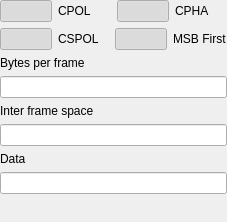
The window that ui/patterns/spipatternui.ui (analogdevicesinc/scopy) describes before a commit, drawn with Qt 5.
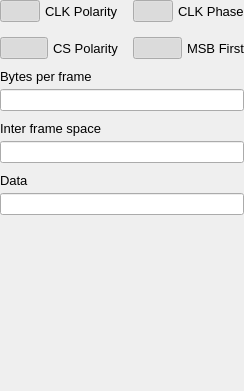
The same window after the commit. Custom widgets are drawn as their Qt base class.

Commit message: PatternGenerator: Fix spacing and set font size

```diff
--- a/ui/patterns/spipatternui.ui
+++ b/ui/patterns/spipatternui.ui
@@ -7,7 +7,7 @@
     <x>0</x>
     <y>0</y>
     <width>227</width>
-    <height>222</height>
+    <height>391</height>
    </rect>
   </property>
   <property name="sizePolicy">
@@ -20,6 +20,9 @@
    <string>Form</string>
   </property>
   <layout class="QVBoxLayout" name="verticalLayout">
+   <property name="spacing">
+    <number>10</number>
+   </property>
    <property name="leftMargin">
     <number>0</number>
    </property>
@@ -33,15 +36,26 @@
     <number>0</number>
    </property>
    <item>
-    <layout class="QHBoxLayout" name="horizontalLayout_3">
+    <layout class="QGridLayout" name="gridLayout">
      <property name="topMargin">
       <number>0</number>
      </property>
+     <property name="rightMargin">
+      <number>0</number>
+     </property>
+     <property name="bottomMargin">
+      <number>0</number>
+     </property>
+     <property name="spacing">
+      <number>15</number>
+     </property>
+     <item row="1" column="1">
+      <layout class="QHBoxLayout" name="horizontalLayout_6">
+       <property name="spacing">
+        <number>5</number>
+       </property>
      <item>
-      <widget class="adiscope::SmallOnOffSwitch" name="PB_CPOL">
-       <property name="enabled">
-        <bool>true</bool>
-       </property>
+        <widget class="adiscope::SmallOnOffSwitch" name="PB_MSB">
        <property name="text">
         <string/>
        </property>
@@ -54,12 +68,22 @@
       </widget>
      </item>
      <item>
-      <widget class="QLabel" name="label_4">
+        <widget class="QLabel" name="label_8">
+         <property name="styleSheet">
+          <string notr="true">font-size: 13px;</string>
+         </property>
        <property name="text">
-        <string>CPOL</string>
+          <string>MSB First</string>
        </property>
       </widget>
      </item>
+      </layout>
+     </item>
+     <item row="0" column="1">
+      <layout class="QHBoxLayout" name="horizontalLayout_5">
+       <property name="spacing">
+        <number>5</number>
+       </property>
      <item>
       <widget class="adiscope::SmallOnOffSwitch" name="PB_CPHA">
        <property name="enabled">
@@ -78,15 +102,21 @@
      </item>
      <item>
       <widget class="QLabel" name="label_3">
+         <property name="styleSheet">
+          <string notr="true">font-size: 13px;</string>
+         </property>
        <property name="text">
-        <string>CPHA</string>
+          <string>CLK Phase</string>
        </property>
       </widget>
      </item>
     </layout>
    </item>
-   <item>
-    <layout class="QHBoxLayout" name="horizontalLayout_4">
+     <item row="1" column="0">
+      <layout class="QHBoxLayout" name="horizontalLayout_2">
+       <property name="spacing">
+        <number>5</number>
+       </property>
      <property name="topMargin">
       <number>0</number>
      </property>
@@ -108,13 +138,29 @@
      </item>
      <item>
       <widget class="QLabel" name="label_7">
+         <property name="styleSheet">
+          <string notr="true">font-size: 13px;</string>
+         </property>
        <property name="text">
-        <string>CSPOL</string>
+          <string>CS Polarity</string>
        </property>
       </widget>
      </item>
+      </layout>
+     </item>
+     <item row="0" column="0">
+      <layout class="QHBoxLayout" name="horizontalLayout">
+       <property name="spacing">
+        <number>5</number>
+       </property>
+       <property name="topMargin">
+        <number>0</number>
+       </property>
      <item>
-      <widget class="adiscope::SmallOnOffSwitch" name="PB_MSB">
+        <widget class="adiscope::SmallOnOffSwitch" name="PB_CPOL">
+         <property name="enabled">
+          <bool>true</bool>
+         </property>
        <property name="text">
         <string/>
        </property>
@@ -127,16 +173,32 @@
       </widget>
      </item>
      <item>
-      <widget class="QLabel" name="label_8">
+        <widget class="QLabel" name="label_4">
+         <property name="styleSheet">
+          <string notr="true">font-size: 13px;</string>
+         </property>
        <property name="text">
-        <string>MSB First</string>
+          <string>CLK Polarity</string>
        </property>
       </widget>
      </item>
     </layout>
    </item>
+    </layout>
+   </item>
+   <item>
+    <layout class="QVBoxLayout" name="verticalLayout_2">
+     <property name="spacing">
+      <number>5</number>
+     </property>
+     <property name="topMargin">
+      <number>0</number>
+     </property>
    <item>
     <widget class="QLabel" name="label_6">
+       <property name="styleSheet">
+        <string notr="true">font-size: 13px;</string>
+       </property>
      <property name="text">
       <string>Bytes per frame</string>
      </property>
@@ -145,8 +207,21 @@
    <item>
     <widget class="QLineEdit" name="LE_BPF"/>
    </item>
+    </layout>
+   </item>
+   <item>
+    <layout class="QVBoxLayout" name="verticalLayout_3">
+     <property name="spacing">
+      <number>5</number>
+     </property>
+     <property name="topMargin">
+      <number>0</number>
+     </property>
    <item>
     <widget class="QLabel" name="label_5">
+       <property name="styleSheet">
+        <string notr="true">font-size: 13px;</string>
+       </property>
      <property name="text">
       <string>Inter frame space</string>
      </property>
@@ -155,8 +230,21 @@
    <item>
     <widget class="QLineEdit" name="LE_IFS"/>
    </item>
+    </layout>
+   </item>
+   <item>
+    <layout class="QVBoxLayout" name="verticalLayout_5">
+     <property name="spacing">
+      <number>5</number>
+     </property>
+     <property name="topMargin">
+      <number>0</number>
+     </property>
    <item>
     <widget class="QLabel" name="label_2">
+       <property name="styleSheet">
+        <string notr="true">font-size: 13px;</string>
+       </property>
      <property name="text">
       <string>Data</string>
      </property>
@@ -164,6 +252,8 @@
    </item>
    <item>
     <widget class="QLineEdit" name="LE_toSend"/>
+     </item>
+    </layout>
    </item>
    <item>
     <spacer name="verticalSpacer">
```
Lines whose indentation alone changed are shown as unchanged. The commit also changes 8 other files.
